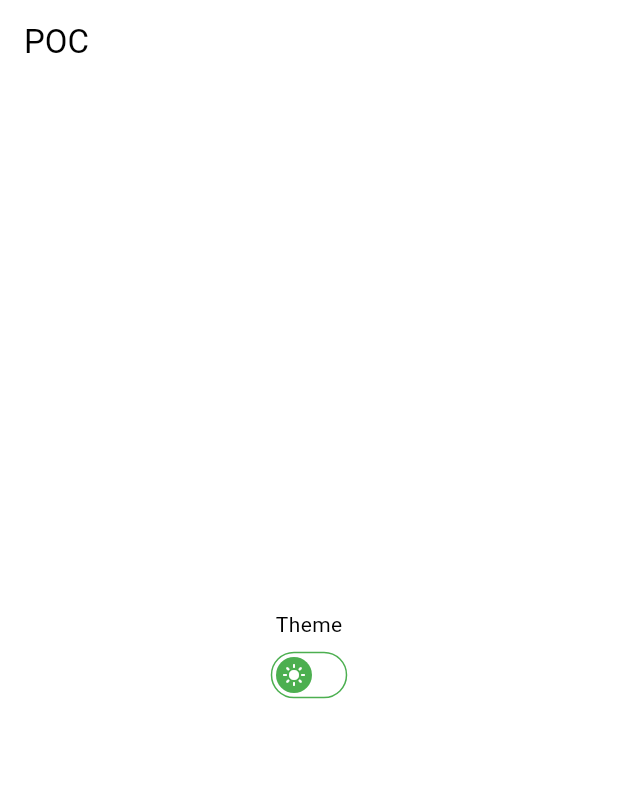
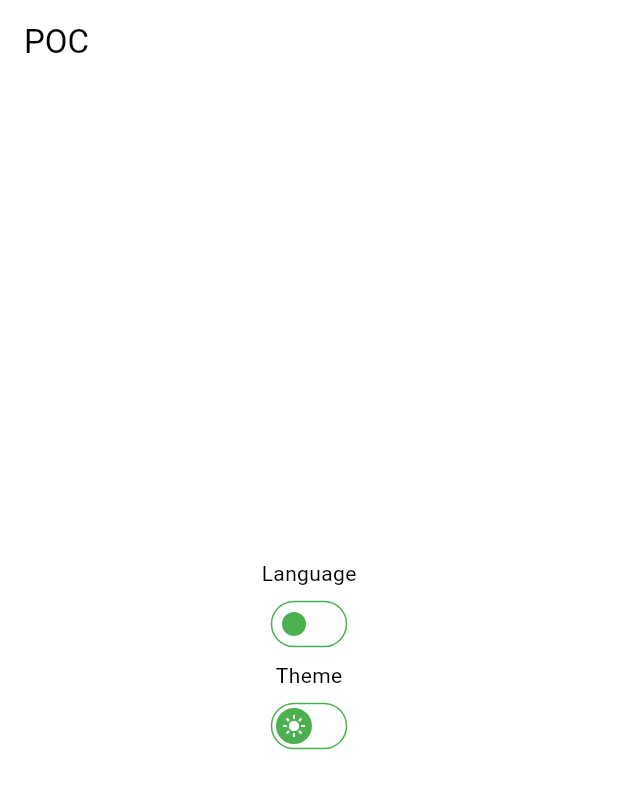
Before and after one commit to PruthiviRaj27/Flutter-POC, a Flutter app: the screen it shows after launch, on a phone screen of 412 x 824 dp. Shown: the top 789 px of the screen. Run offline on Flutter 3.47's test engine with Material 3 defaults, Android fonts, the phone set to English and light mode, and no system bars; generated files the repository leaves out were written again.

Commit message:
Add Multiple language

```diff
--- /dev/null
+++ b/l10n.yaml
@@ -0,0 +1,3 @@
+arb-dir: lib/l10n
+template-arb-file: app_en.arb
+output-localization-file: app_localizations.dart
--- /dev/null
+++ b/lib/l10n/app_en.arb
@@ -0,0 +1,4 @@
+{
+  "language": "Language",
+  "theme": "Theme"
+}
--- /dev/null
+++ b/lib/l10n/app_ta.arb
@@ -0,0 +1,4 @@
+{
+  "language": "மொழி",
+  "theme": "தீம்"
+}
--- /dev/null
+++ b/lib/language_provider.dart
@@ -0,0 +1,20 @@
+import 'package:flutter/material.dart';
+
+class LanguageProvider with ChangeNotifier {
+  bool _isTamilMode = false;
+
+  Locale get currentLocal => _isTamilMode ? _tamilLocal : _englishLocal;
+
+  void toggleLocal() {
+    _isTamilMode = !_isTamilMode;
+    notifyListeners();
+  }
+
+  Locale get _englishLocal {
+    return const Locale("en");
+  }
+
+  Locale get _tamilLocal {
+    return const Locale("ta");
+  }
+}
--- a/lib/main.dart
+++ b/lib/main.dart
@@ -1,11 +1,16 @@
 import 'package:flutter/material.dart';
 import 'package:provider/provider.dart';
+import 'package:flutter_gen/gen_l10n/app_localizations.dart';
+import 'language_provider.dart';
 import 'theme_provider.dart';
 
 void main() {
   runApp(
     MultiProvider(
-      providers: [ChangeNotifierProvider(create: (context) => ThemeProvider())],
+      providers: [
+        ChangeNotifierProvider(create: (context) => ThemeProvider()),
+        ChangeNotifierProvider(create: (context) => LanguageProvider())
+      ],
       child: const POCApp(),
     ),
   );
@@ -17,8 +22,11 @@ class POCApp extends StatelessWidget {
   @override
   Widget build(BuildContext context) {
     return MaterialApp(
+      locale: Provider.of<LanguageProvider>(context).currentLocal,
       theme: Provider.of<ThemeProvider>(context).currentTheme,
       darkTheme: Provider.of<ThemeProvider>(context).currentTheme,
+      localizationsDelegates: AppLocalizations.localizationsDelegates,
+      supportedLocales: AppLocalizations.supportedLocales,
       home: Scaffold(
         appBar: AppBar(
             title: Text("POC",
@@ -42,6 +50,7 @@ class Home extends StatefulWidget {
 }
 
 class _HomeState extends State<Home> {
+  bool _isTamilMode = false;
   bool _isDarkMode = false;
 
   final MaterialStateProperty<Icon?> themeIcon =
@@ -59,7 +68,24 @@ class _HomeState extends State<Home> {
     return Column(
       mainAxisAlignment: MainAxisAlignment.center,
       children: <Widget>[
-        const Text("Theme"),
+        Text(AppLocalizations.of(context)!.language),
+        Switch(
+          value: _isTamilMode,
+          inactiveTrackColor: Provider.of<ThemeProvider>(context).background,
+          activeTrackColor: Provider.of<ThemeProvider>(context).background,
+          inactiveThumbColor: Colors.green,
+          trackOutlineColor: MaterialStateProperty.all<Color>(Colors.green),
+          trackOutlineWidth: MaterialStateProperty.all<double>(1.0),
+          activeColor: Colors.green,
+          onChanged: (bool value) {
+            setState(() {
+              Provider.of<LanguageProvider>(context, listen: false)
+                  .toggleLocal();
+              _isTamilMode = value;
+            });
+          },
+        ),
+        Text(AppLocalizations.of(context)!.theme),
         Switch(
           thumbIcon: themeIcon,
           value: _isDarkMode,
```
Also changed, not shown: pubspec.yaml (+6 -1 lines), pubspec.lock.
